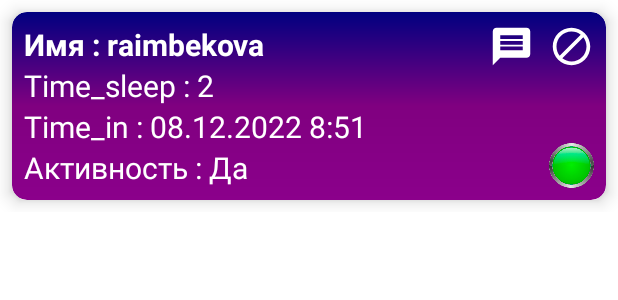
After one commit to MaximT89/SecretApp, an Android app: the layout server_user_holder.xml on its own in the app's theme, with its tools: preview values and no code run, on a phone screen of 412 x 824 dp. The commit adds this screen. Shown: the top 300 px of the screen. Run offline under Robolectric (Android 15) with nearby library versions, the phone set to English and light mode, and no system bars; network calls fail.

Commit message:
created adapter for serverUsers

```diff
--- a/app/src/main/java/com/second/world/secretapp/data/server_feature/remote/server_users/model/response/ResponseServerUsers.kt
+++ b/app/src/main/java/com/second/world/secretapp/data/server_feature/remote/server_users/model/response/ResponseServerUsers.kt
@@ -14,7 +14,7 @@ data class ResponseServerUsers(
 	val error: List<Any?>? = null
 )
 
-data class UsersItem(
+data class ServerUsersItem(
 
 	@field:SerializedName("time_sleep")
 	val timeSleep: String? = null,
@@ -50,5 +50,5 @@ data class ServerUsersData(
 	val count: Int? = null,
 
 	@field:SerializedName("users")
-	val users: List<UsersItem?>? = null
+	val users: List<ServerUsersItem?>? = null
 )
--- a/app/src/main/java/com/second/world/secretapp/domain/server_users_screen/ServerUsersInteractor.kt
+++ b/app/src/main/java/com/second/world/secretapp/domain/server_users_screen/ServerUsersInteractor.kt
@@ -5,6 +5,8 @@ import com.second.world.secretapp.ui.screens.main_screen.model_ui.NextScreenConn
 import javax.inject.Inject
 
 class ServerUsersInteractor @Inject constructor() {
+
+
 
     fun constractBaseUrlServerUsers(coonUi : NextScreenConnUI) : String {
 
--- a/app/src/main/java/com/second/world/secretapp/ui/screens/main_screen/MainFragment.kt
+++ b/app/src/main/java/com/second/world/secretapp/ui/screens/main_screen/MainFragment.kt
@@ -1,11 +1,9 @@
 package com.second.world.secretapp.ui.screens.main_screen
 
-import android.os.CountDownTimer
 import androidx.core.os.bundleOf
 import androidx.fragment.app.viewModels
 import com.second.world.secretapp.core.bases.BaseFragment
 import com.second.world.secretapp.core.extension.hide
-import com.second.world.secretapp.core.extension.log
 import com.second.world.secretapp.core.extension.show
 import com.second.world.secretapp.core.navigation.Destinations
 import com.second.world.secretapp.data.server_feature.remote.common.model.response.ResponseMainScreen
@@ -22,7 +20,6 @@ class MainFragment :
     companion object {
         const val NEXT_SCREEN_CONN_KEY = "next_screen_conn_key"
     }
-
 
     override fun initView() = with(binding) {
         showTitle(true)
@@ -59,13 +56,16 @@ class MainFragment :
                     progressBar()
                     showError(state.messageError)
                 }
+
                 MainScreenState.Loading -> {
                     progressBar(progress = true)
                 }
+
                 is MainScreenState.NoInternet -> {
                     progressBar()
                     showError(state.messageError)
                 }
+
                 is MainScreenState.Success -> {
                     progressBar()
                     showUi(state.data)
--- a/app/src/main/java/com/second/world/secretapp/ui/screens/main_screen/MainViewModel.kt
+++ b/app/src/main/java/com/second/world/secretapp/ui/screens/main_screen/MainViewModel.kt
@@ -132,7 +132,6 @@ class MainViewModel @Inject constructor(
 
                 // Если не удалось достучаться до пинг сервера значит ставим статус работы сервера false
                 is BaseResult.Error -> {
-
                     if (result.err.code == 1) pingServer(server)
                     else if (result.err.code != 0) updateStatusServer(
                         serverId = server.id,
--- /dev/null
+++ b/app/src/main/res/drawable/bg_server_user_holder.xml
@@ -0,0 +1,14 @@
+<?xml version="1.0" encoding="utf-8"?>
+<shape xmlns:android="http://schemas.android.com/apk/res/android"
+    android:shape="rectangle">
+
+    <gradient android:startColor="@color/Navy"
+        android:centerColor="@color/Purple"
+        android:endColor="@color/dark_magenta"
+        android:angle="-135"
+        />
+
+    <corners android:radius="10dp"/>
+
+
+</shape>
--- /dev/null
+++ b/app/src/main/res/drawable/ic_baseline_block_24.xml
@@ -0,0 +1,5 @@
+<vector android:height="24dp" android:tint="#000000"
+    android:viewportHeight="24" android:viewportWidth="24"
+    android:width="24dp" xmlns:android="http://schemas.android.com/apk/res/android">
+    <path android:fillColor="@android:color/white" android:pathData="M12,2C6.48,2 2,6.48 2,12s4.48,10 10,10 10,-4.48 10,-10S17.52,2 12,2zM4,12c0,-4.42 3.58,-8 8,-8 1.85,0 3.55,0.63 4.9,1.69L5.69,16.9C4.63,15.55 4,13.85 4,12zM12,20c-1.85,0 -3.55,-0.63 -4.9,-1.69L18.31,7.1C19.37,8.45 20,10.15 20,12c0,4.42 -3.58,8 -8,8z"/>
+</vector>
--- /dev/null
+++ b/app/src/main/res/drawable/ic_baseline_message_24.xml
@@ -0,0 +1,5 @@
+<vector android:autoMirrored="true" android:height="24dp"
+    android:tint="#000000" android:viewportHeight="24"
+    android:viewportWidth="24" android:width="24dp" xmlns:android="http://schemas.android.com/apk/res/android">
+    <path android:fillColor="@android:color/white" android:pathData="M20,2L4,2c-1.1,0 -1.99,0.9 -1.99,2L2,22l4,-4h14c1.1,0 2,-0.9 2,-2L22,4c0,-1.1 -0.9,-2 -2,-2zM18,14L6,14v-2h12v2zM18,11L6,11L6,9h12v2zM18,8L6,8L6,6h12v2z"/>
+</vector>
--- /dev/null
+++ b/app/src/main/res/layout/server_user_holder.xml
@@ -0,0 +1,108 @@
+<?xml version="1.0" encoding="utf-8"?>
+
+<androidx.constraintlayout.widget.ConstraintLayout xmlns:android="http://schemas.android.com/apk/res/android"
+    xmlns:app="http://schemas.android.com/apk/res-auto"
+    xmlns:tools="http://schemas.android.com/tools"
+    android:layout_width="match_parent"
+    android:layout_height="wrap_content">
+
+    <androidx.cardview.widget.CardView
+        android:layout_width="match_parent"
+        android:layout_height="wrap_content"
+        android:layout_margin="8dp"
+        android:elevation="8dp"
+        android:translationZ="5dp"
+        app:cardCornerRadius="10dp"
+        app:layout_constraintBottom_toBottomOf="parent"
+        app:layout_constraintEnd_toEndOf="parent"
+        app:layout_constraintHorizontal_bias="0.5"
+        app:layout_constraintStart_toStartOf="parent"
+        app:layout_constraintTop_toTopOf="parent">
+
+        <androidx.constraintlayout.widget.ConstraintLayout
+            android:layout_width="match_parent"
+            android:layout_height="wrap_content"
+            android:background="@drawable/bg_server_user_holder"
+            android:padding="8dp">
+
+            <TextView
+                android:id="@+id/userName"
+                style="@style/TextView.Standart"
+                android:layout_width="wrap_content"
+                android:layout_height="wrap_content"
+                android:textColor="@color/white"
+                android:textStyle="bold"
+                app:layout_constraintEnd_toStartOf="@+id/btnRemoveUser"
+                app:layout_constraintHorizontal_bias="0.0"
+                app:layout_constraintStart_toStartOf="parent"
+                app:layout_constraintTop_toTopOf="parent"
+                tools:text="Имя : raimbekova" />
+
+            <TextView
+                android:id="@+id/userTimeSleep"
+                style="@style/TextView.Standart"
+                android:layout_width="wrap_content"
+                android:layout_height="wrap_content"
+                android:textColor="@color/white"
+                app:layout_constraintStart_toStartOf="parent"
+                app:layout_constraintTop_toBottomOf="@+id/userName"
+                tools:text="Time_sleep : 2" />
+
+            <TextView
+                android:id="@+id/userTimeIn"
+                style="@style/TextView.Standart"
+                android:layout_width="wrap_content"
+                android:layout_height="wrap_content"
+                android:textColor="@color/white"
+                app:layout_constraintStart_toStartOf="parent"
+                app:layout_constraintTop_toBottomOf="@+id/userTimeSleep"
+                tools:text="Time_in : 08.12.2022 8:51" />
+
+            <TextView
+                android:id="@+id/userActive"
+                style="@style/TextView.Standart"
+                android:layout_width="wrap_content"
+                android:layout_height="wrap_content"
+                android:textColor="@color/white"
+                app:layout_constraintStart_toStartOf="parent"
+                app:layout_constraintTop_toBottomOf="@+id/userTimeIn"
+                tools:text="Активность : Да" />
+
+            <ImageView
+                android:id="@+id/btnRemoveUser"
+                android:layout_width="30dp"
+                android:layout_height="30dp"
+                android:contentDescription="@string/settings"
+                android:src="@drawable/ic_baseline_block_24"
+                app:layout_constraintEnd_toEndOf="parent"
+                app:layout_constraintTop_toTopOf="parent"
+                app:tint="@color/white" />
+
+            <ImageView
+                android:id="@+id/btnSendMessage"
+                android:layout_width="30dp"
+                android:layout_height="30dp"
+                android:layout_marginHorizontal="10dp"
+                android:contentDescription="@string/send_user_message"
+                android:src="@drawable/ic_baseline_message_24"
+                app:layout_constraintEnd_toEndOf="parent"
+                app:layout_constraintEnd_toStartOf="@+id/btnRemoveUser"
+                app:layout_constraintTop_toTopOf="parent"
+                app:tint="@color/white" />
+
+
+            <ImageView
+                android:id="@+id/imgActive"
+                android:layout_width="30dp"
+                android:layout_height="30dp"
+                android:layout_marginStart="16dp"
+                app:layout_constraintBottom_toBottomOf="parent"
+                app:layout_constraintEnd_toEndOf="parent"
+                app:layout_constraintVertical_bias="1.0"
+                tools:src="@drawable/green_ind"
+                tools:visibility="visible" />
+
+
+        </androidx.constraintlayout.widget.ConstraintLayout>
+    </androidx.cardview.widget.CardView>
+</androidx.constraintlayout.widget.ConstraintLayout>
--- a/app/src/main/res/values/strings.xml
+++ b/app/src/main/res/values/strings.xml
@@ -52,6 +52,7 @@
     <string name="ping_all">ping all</string>
     <string name="new_version_text">Имеется новая версия, обратитесь к администратору</string>
     <string name="message">Сообщение</string>
+    <string name="send_user_message">send user message</string>
 
 
 </resources>
```
Also changed, not shown: app/src/main/java/com/second/world/secretapp/ui/screens/server_users/ServerUsersAdapter.kt (added, +53 -0 lines), app/src/main/java/com/second/world/secretapp/ui/screens/server_users/ServerUsersFragment.kt (+73 -11 lines), app/src/main/java/com/second/world/secretapp/ui/screens/server_users/ServerUsersViewModel.kt (+36 -5 lines), app/src/main/java/com/second/world/secretapp/ui/screens/users_all_screen/UsersAllFragment.kt (+1 -10 lines).
